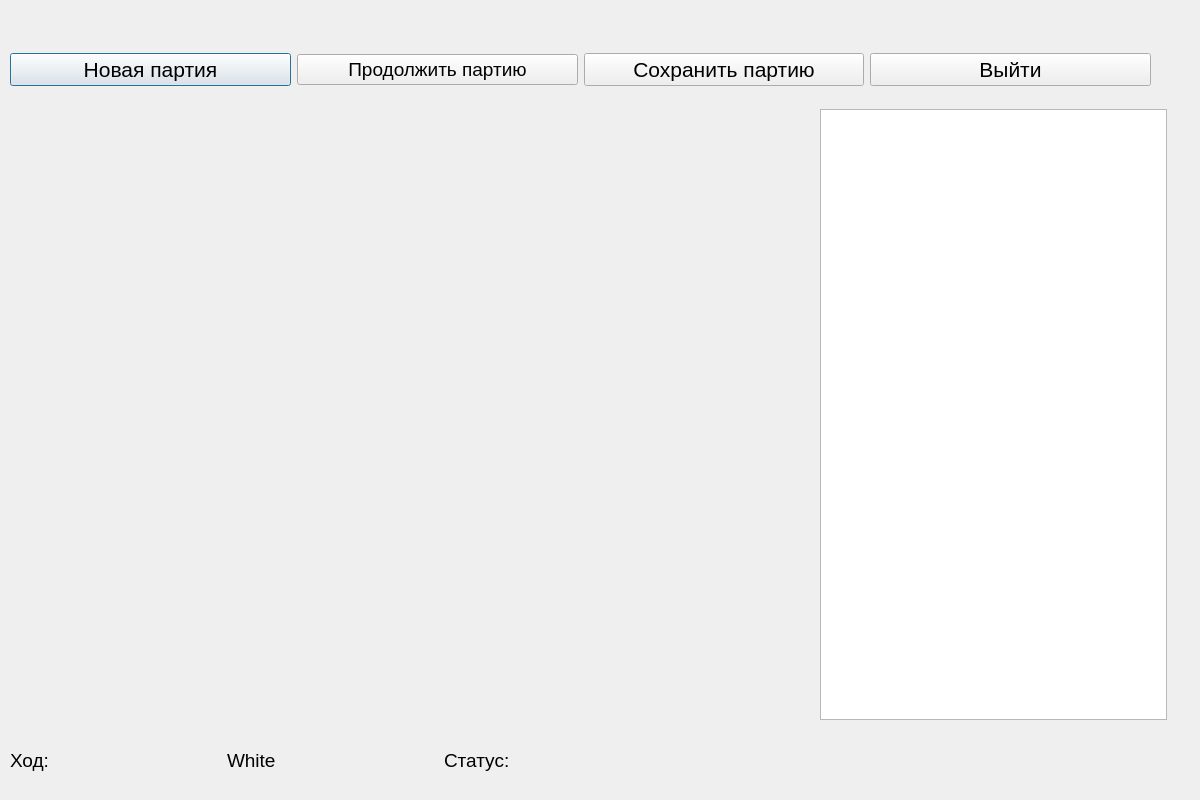
The window that gamewindow.ui (ikotyurg/chess100) describes before a commit, drawn with Qt 5.
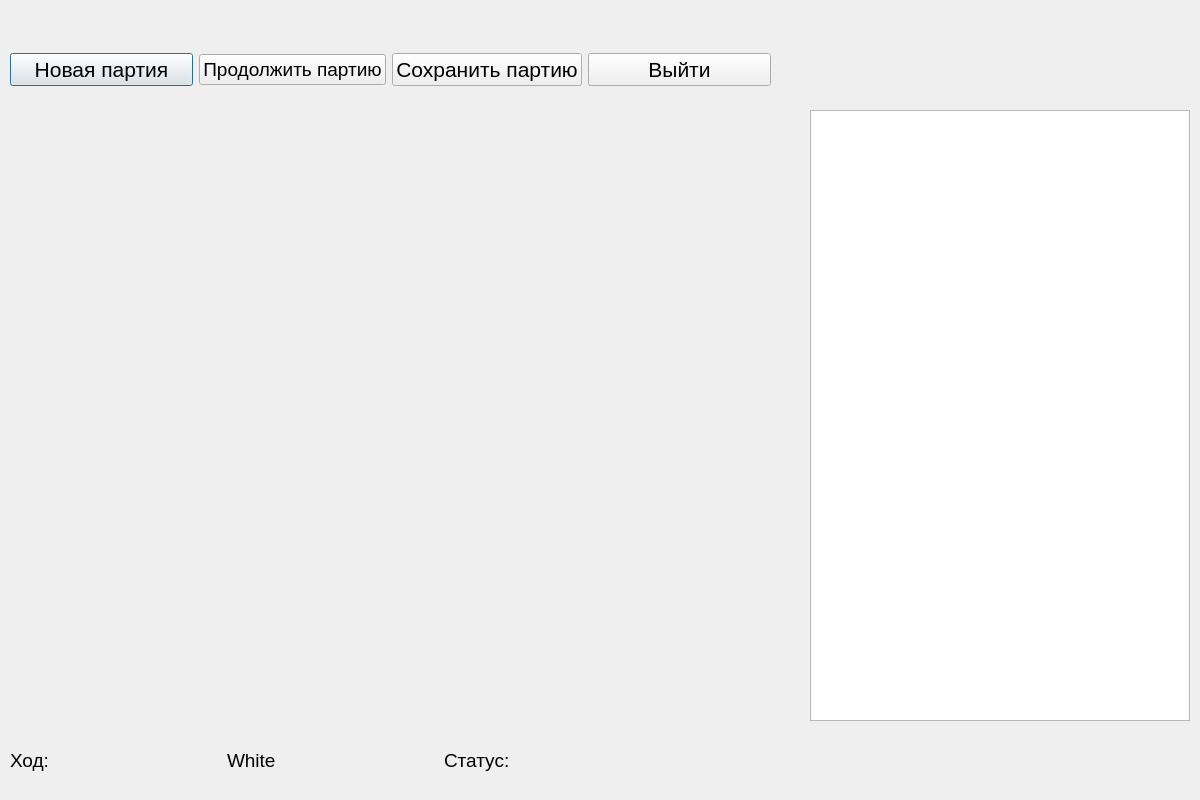
The same window after the commit.

Diff of the .ui file:
```diff
--- a/gamewindow.ui
+++ b/gamewindow.ui
@@ -18,34 +18,19 @@
     <rect>
      <x>-10</x>
      <y>20</y>
-     <width>1200</width>
+     <width>1251</width>
      <height>800</height>
     </rect>
    </property>
    <property name="frameShape">
     <enum>QFrame::NoFrame</enum>
    </property>
-   <widget class="QWidget" name="layoutWidget">
-    <property name="geometry">
-     <rect>
-      <x>830</x>
-      <y>0</y>
-      <width>351</width>
-      <height>711</height>
-     </rect>
-    </property>
-    <layout class="QVBoxLayout" name="verticalLayout">
-     <item>
-      <layout class="QHBoxLayout" name="horizontalLayout_2"/>
-     </item>
-    </layout>
-   </widget>
    <widget class="QWidget" name="horizontalLayoutWidget">
     <property name="geometry">
      <rect>
       <x>20</x>
       <y>10</y>
-      <width>1181</width>
+      <width>801</width>
       <height>80</height>
      </rect>
     </property>
@@ -204,15 +189,23 @@
      </item>
     </layout>
    </widget>
-   <widget class="QListView" name="listView">
+   <widget class="QWidget" name="verticalLayoutWidget">
     <property name="geometry">
      <rect>
-      <x>830</x>
-      <y>89</y>
-      <width>347</width>
+      <x>820</x>
+      <y>90</y>
+      <width>381</width>
       <height>611</height>
      </rect>
     </property>
+    <layout class="QVBoxLayout" name="verticalLayout">
+     <property name="rightMargin">
+      <number>1</number>
+     </property>
+     <item>
+      <widget class="QListView" name="listView"/>
+     </item>
+    </layout>
    </widget>
   </widget>
  </widget>
```
Left out of the diff: 8 changed lines with no effect on the pictures.
